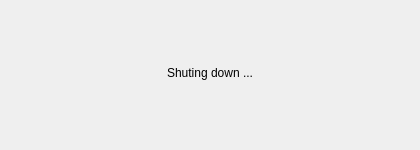
Old version of the form qt/shutdowndialog.ui in the repository bitbaba/bitmail.
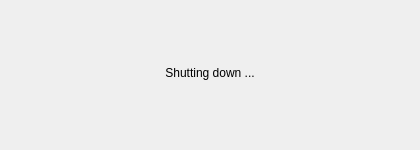
New version of the form.

```diff
--- a/qt/shutdowndialog.ui
+++ b/qt/shutdowndialog.ui
@@ -71,7 +71,7 @@
     </size>
    </property>
    <property name="text">
-    <string>Shuting down ...</string>
+    <string>Shutting down ...</string>
    </property>
    <property name="alignment">
     <set>Qt::AlignCenter</set>
```
